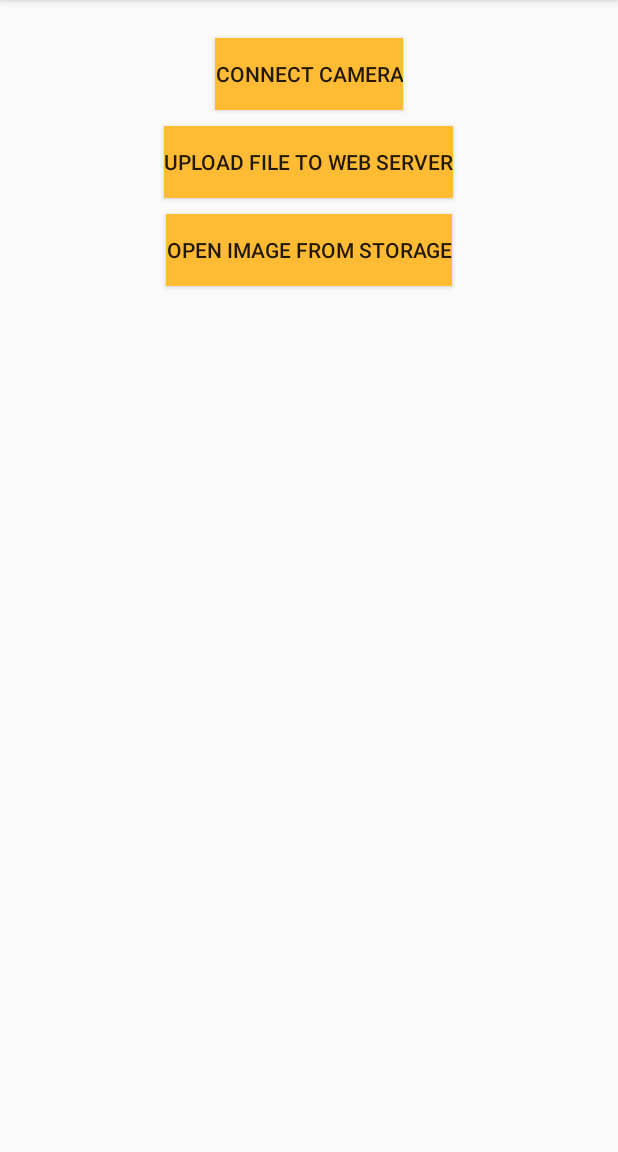
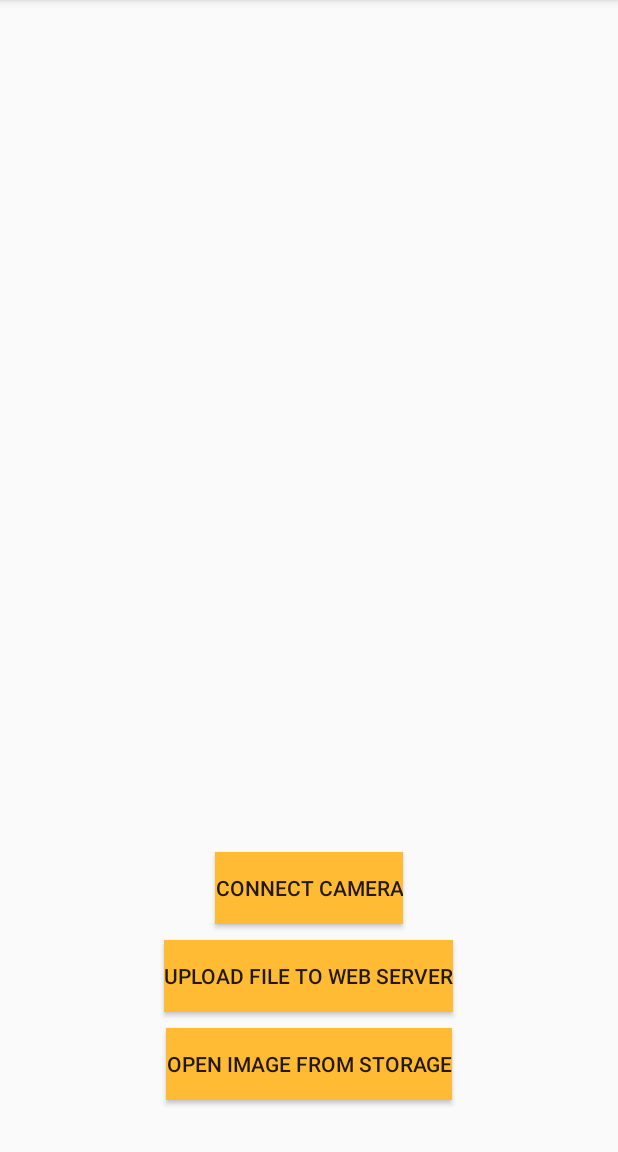
Before and after one commit to hoangknguyen1807/CameraScan, an Android app: the screen it shows after launch (MainActivity), on a phone screen of 412 x 824 dp, the part 84-1236 px from its top. Run offline under Robolectric (Android 15) with nearby library versions, the phone set to English and light mode, and no system bars; our stand-ins replace RxJava.

Commit message:
Finished open Image from Storage
Signed-off-by: hoangknguyen1807 <hoangknguyen.1807@gmail.com>

```diff
--- a/app/src/main/AndroidManifest.xml
+++ b/app/src/main/AndroidManifest.xml
@@ -8,7 +8,7 @@
     <uses-permission android:name="android.permission.INTERNET" />
     <uses-permission android:name="android.permission.READ_EXTERNAL_STORAGE" />
     <uses-permission android:name="android.permission.WRITE_EXTERNAL_STORAGE" />
-    <uses-permission android:name="android.permission.ACCESS_NETWORK_STATE" />
+
     <application
         android:allowBackup="true"
         android:icon="@mipmap/ic_launcher"
--- a/app/src/main/java/com/example/camerascan/ImagesFragment.java
+++ b/app/src/main/java/com/example/camerascan/ImagesFragment.java
@@ -7,6 +7,7 @@ import android.view.LayoutInflater;
 import android.view.View;
 import android.view.ViewGroup;
 import android.widget.AdapterView;
+import android.widget.AdapterView.OnItemClickListener;
 import android.widget.GridView;
 
 import androidx.fragment.app.Fragment;
@@ -20,6 +21,7 @@ public class ImagesFragment extends Fragment {
     public View onCreateView(final LayoutInflater inflater,
                              final ViewGroup container, final Bundle savedInstanceState) {
         View v = inflater.inflate(R.layout.gallery, null);
+
 
         Cursor cur = getActivity().getContentResolver()
                 .query(MediaStore.Images.Media.EXTERNAL_CONTENT_URI,
@@ -43,9 +45,9 @@ public class ImagesFragment extends Fragment {
             cur.close();
         }
 
-        GridView grid = (GridView) v.findViewById(R.id.grid);
+        GridView grid = v.findViewById(R.id.grid);
         grid.setAdapter(new GalleryAdapter(getActivity(), images));
-        grid.setOnItemClickListener(new AdapterView.OnItemClickListener() {
+        grid.setOnItemClickListener(new OnItemClickListener() {
             @Override
             public void onItemClick(AdapterView<?> parent, View view,
                                     int position, long id) {
--- a/app/src/main/java/com/example/camerascan/OpenImageActivity.java
+++ b/app/src/main/java/com/example/camerascan/OpenImageActivity.java
@@ -2,7 +2,6 @@ package com.example.camerascan;
 
 import android.content.Intent;
 import android.os.Bundle;
-
 import androidx.fragment.app.Fragment;
 import androidx.fragment.app.FragmentTransaction;
 
@@ -17,10 +16,12 @@ public class OpenImageActivity extends BaseActivity {
         FragmentTransaction transaction = getSupportFragmentManager()
                 .beginTransaction();
 
+
         // Replace whatever is in the fragment_container view with this
         // fragment,
         // and add the transaction to the back stack
         transaction.replace(android.R.id.content, newFragment);
+
 
         // Commit the transaction
         transaction.commit();
--- a/app/src/main/res/layout/activity_main.xml
+++ b/app/src/main/res/layout/activity_main.xml
@@ -10,20 +10,18 @@
         android:layout_width="match_parent"
         android:layout_height="match_parent"
         android:orientation="vertical"
-
-
-       >
+        android:weightSum="20">
 
         <ImageView
-
             android:id="@+id/imageView"
-           android:layout_width="match_parent"
-           android:layout_height="wrap_content"
-           android:layout_marginTop="20dp"
+            android:layout_width="fill_parent"
+            android:layout_height="0dp"
+            android:layout_gravity="center"
+            android:layout_margin="5dp"
+            android:layout_weight="19"
             android:scaleType="fitCenter"
-
-
-           />
+            android:scaleX="1"
+            android:scaleY="1" />
 
         <Button
             android:id="@+id/btnCamera"
@@ -50,7 +48,7 @@
             android:layout_gravity="center"
             android:layout_margin="5dp"
             android:background="@android:color/holo_orange_light"
-           android:text="Open Image from Storage" />
+            android:text="@string/open_from_storage" />
 
 
     </LinearLayout>
--- a/app/src/main/res/layout/imageitem.xml
+++ b/app/src/main/res/layout/imageitem.xml
@@ -1,5 +1,5 @@
 <?xml version="1.0" encoding="utf-8"?>
-<ImageView xmlns:android="http://schemas.android.com/apk/res/android"
+<com.example.camerascan.SquareImageView xmlns:android="http://schemas.android.com/apk/res/android"
     android:id="@+id/icon"
     android:layout_width="match_parent"
     android:layout_height="match_parent"
@@ -7,4 +7,4 @@
     android:scaleType="centerCrop">
 
 
-</ImageView>
+</com.example.camerascan.SquareImageView>
--- a/app/src/main/res/values/strings.xml
+++ b/app/src/main/res/values/strings.xml
@@ -4,4 +4,5 @@
     <string name="images">%d images</string>
     <string name="load_error">Failed to load the image</string>
     <string name="loading">Loading...</string>
+    <string name="open_from_storage">Open Image from Storage</string>
 </resources>
```
Also changed, not shown: app/src/main/java/com/example/camerascan/BucketsFragment.java (+8 -6 lines). Lines whose indentation alone changed are shown as unchanged.
